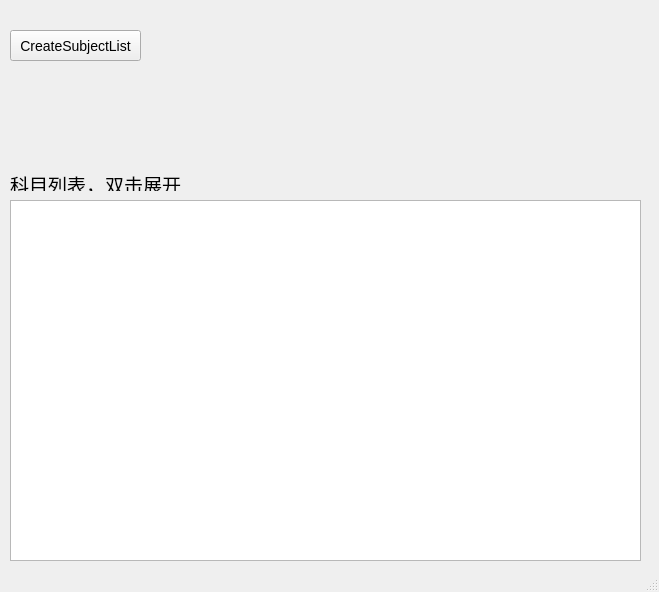
Qt form mainwindow.ui (pphboy/extract-subject) before a commit.
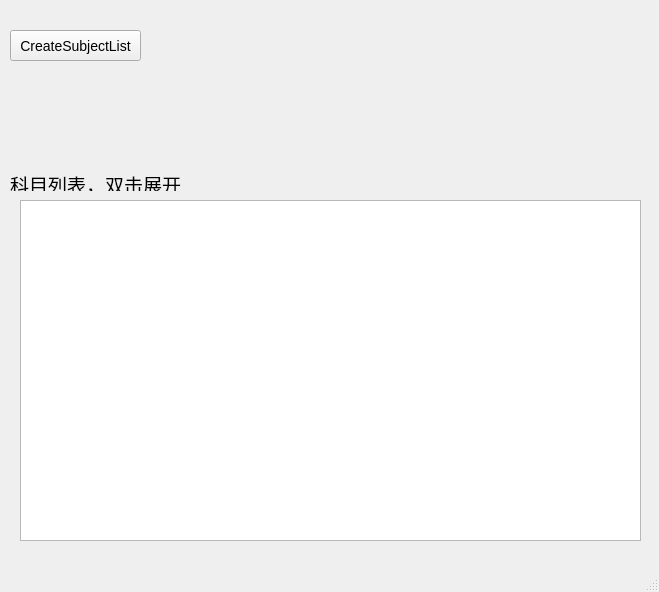
The same form after that commit.

What changed in the file:
```diff
--- a/mainwindow.ui
+++ b/mainwindow.ui
@@ -57,16 +57,6 @@
      <string>CreateSubjectList</string>
     </property>
    </widget>
-   <widget class="QListView" name="listView">
-    <property name="geometry">
-     <rect>
-      <x>10</x>
-      <y>200</y>
-      <width>631</width>
-      <height>361</height>
-     </rect>
-    </property>
-   </widget>
    <widget class="QLabel" name="label">
     <property name="geometry">
      <rect>
@@ -80,6 +70,16 @@
      <string>&lt;html&gt;&lt;head/&gt;&lt;body&gt;&lt;p&gt;&lt;span style=&quot; font-size:14pt;&quot;&gt;科目列表，双击展开&lt;/span&gt;&lt;/p&gt;&lt;/body&gt;&lt;/html&gt;</string>
     </property>
    </widget>
+   <widget class="QTableView" name="tableView">
+    <property name="geometry">
+     <rect>
+      <x>20</x>
+      <y>200</y>
+      <width>621</width>
+      <height>341</height>
+     </rect>
+    </property>
+   </widget>
   </widget>
   <widget class="QMenuBar" name="menubar">
    <property name="geometry">
```
